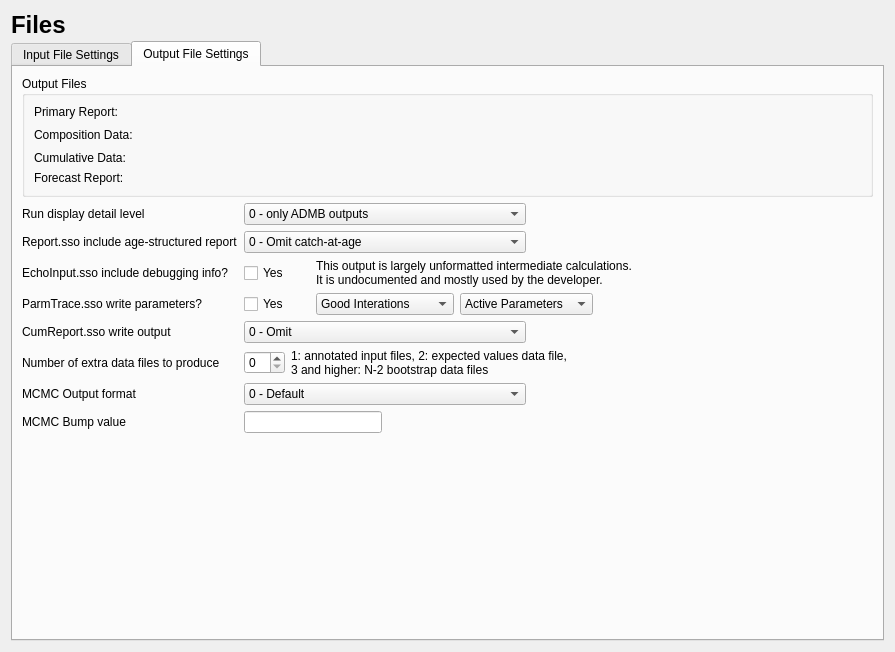
Qt form src/file_widget.ui (nmfs-ost/ss3-ssi) before a commit.
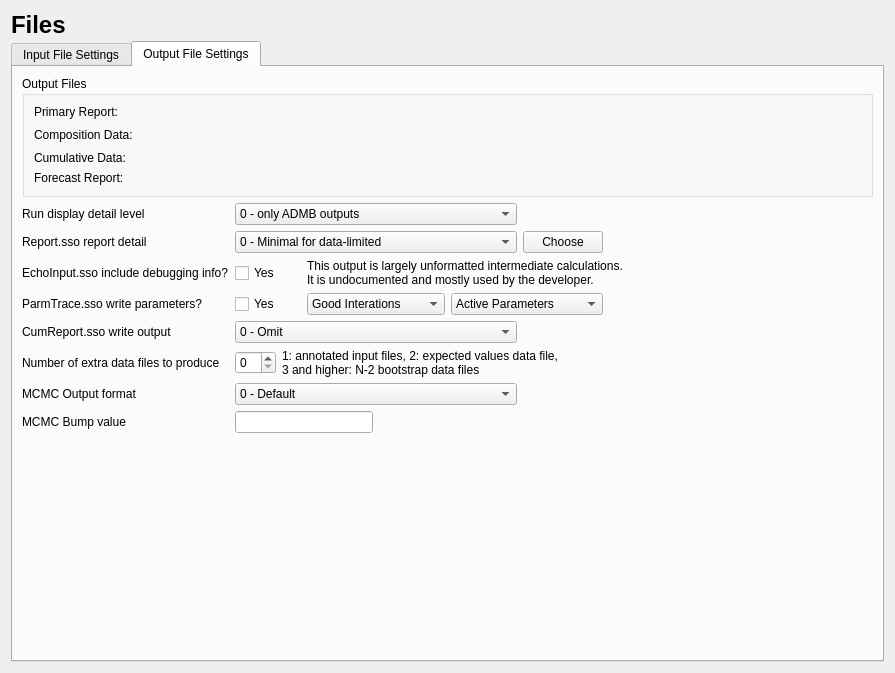
The same form after that commit. The open tabs and pages were chosen to show the change. Icons and pictures are not drawn.

```diff
--- a/src/file_widget.ui
+++ b/src/file_widget.ui
@@ -7,7 +7,7 @@
     <x>0</x>
     <y>0</y>
     <width>895</width>
-    <height>652</height>
+    <height>673</height>
    </rect>
   </property>
   <property name="windowTitle">
@@ -622,7 +622,7 @@
           <widget class="QComboBox" name="comboBox_report_level">
            <item>
             <property name="text">
-             <string>0 - Omit catch-at-age</string>
+             <string>0 - Minimal for data-limited</string>
             </property>
            </item>
            <item>
@@ -753,7 +753,7 @@
          <item row="2" column="0" colspan="2">
           <widget class="QLabel" name="label_report_level">
            <property name="text">
-            <string>Report.sso include age-structured report</string>
+            <string>Report.sso report detail</string>
            </property>
           </widget>
          </item>
@@ -837,6 +837,19 @@
          <item row="8" column="2" colspan="2">
           <widget class="QLineEdit" name="lineEdit_mcmc_bump_val"/>
          </item>
+         <item row="2" column="6">
+          <widget class="QPushButton" name="pushButton_chooseRepDetail">
+           <property name="maximumSize">
+            <size>
+             <width>16777215</width>
+             <height>30</height>
+            </size>
+           </property>
+           <property name="text">
+            <string>Choose</string>
+           </property>
+          </widget>
+         </item>
         </layout>
        </item>
       </layout>
```
Left out of the diff: 11 changed lines with no effect on the pictures.
